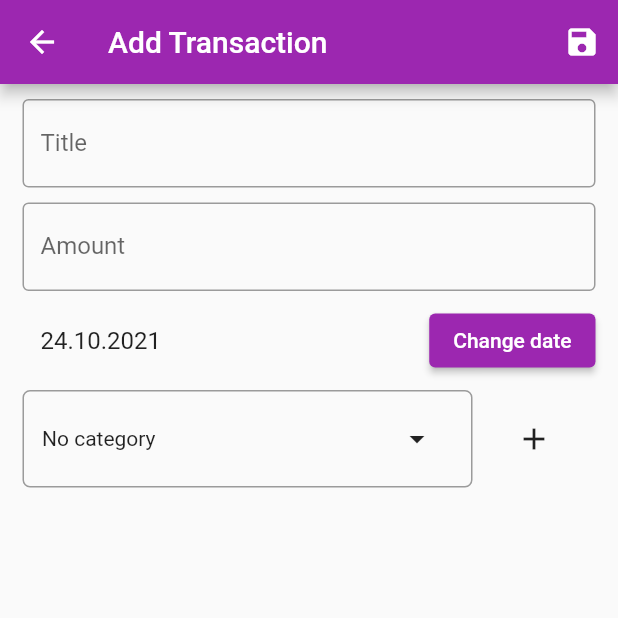
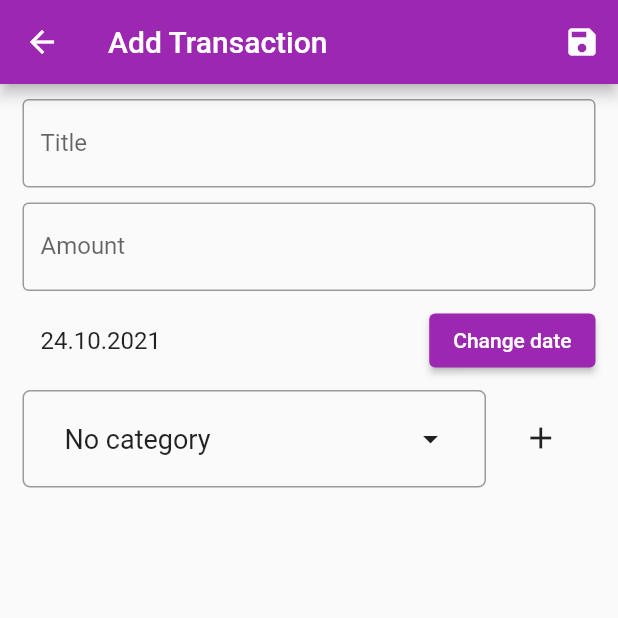
Before and after one commit to kardenvan7/MyExpensesPlanner, a Flutter app: the EditTransactionScreen screen opened by its route, on a phone screen of 412 x 824 dp, the top half of it. Run offline on Flutter 3.47's test engine with Material 2 defaults, Android fonts, the phone set to English and light mode, and no system bars; our stand-ins replace easy_localization, flutter_bloc, flutter_colorpicker, flutter_slidable, grouped_list, sqflite; accounts and stored records are empty.

Commit message:
Постепенно внедряю изменение категорий

```diff
--- a/lib/main.dart
+++ b/lib/main.dart
@@ -2,7 +2,6 @@ import 'package:easy_localization/easy_localization.dart';
 import 'package:flutter/material.dart';
 import 'package:flutter/services.dart';
 import 'package:flutter_bloc/flutter_bloc.dart';
-import 'package:my_expenses_planner/cubit/categories_cubit.dart';
 import 'package:my_expenses_planner/cubit/transactions_cubit.dart';
 import 'package:my_expenses_planner/languages/config.dart';
 import 'package:my_expenses_planner/local_db/sqflite_local_db.dart';
@@ -82,13 +81,11 @@ Route _onGenerateRoute(RouteSettings settings) {
       );
 
     case EditCategoryScreen.routeName:
-      final CategoriesCubit cubit = (settings.arguments as Map)['cubit'];
       final TransactionCategory? category =
-          (settings.arguments as Map)['category'];
+          settings.arguments as TransactionCategory?;
 
       return MaterialPageRoute(
         builder: (BuildContext context) => EditCategoryScreen(
-          cubit: cubit,
           category: category,
         ),
       );
--- a/lib/providers/categories/categories_provider.dart
+++ b/lib/providers/categories/categories_provider.dart
@@ -3,4 +3,5 @@ import 'package:my_expenses_planner/models/transaction_category.dart';
 abstract class ICategoriesProvider {
   Future<List<TransactionCategory>> getCategories();
   Future<void> save(TransactionCategory category);
+  Future<void> update(String uuid, TransactionCategory newCategory);
 }
--- a/lib/routes/edit_transaction/components/categories_dropdown_field.dart
+++ b/lib/routes/edit_transaction/components/categories_dropdown_field.dart
@@ -1,4 +1,4 @@
-import 'package:flutter/cupertino.dart';
+import 'package:collection/collection.dart';
 import 'package:flutter/material.dart';
 import 'package:flutter/scheduler.dart';
 import 'package:flutter_bloc/flutter_bloc.dart';
@@ -38,15 +38,29 @@ class CategoriesDropdownField extends StatelessWidget {
             return Container();
           }
 
+          final TransactionCategory? pickedCategory =
+              state.categories!.firstWhereOrNull(
+            (element) => element.uuid == initialCategory?.uuid,
+          );
+
+          print('Picked color: ${pickedCategory?.color}');
+
           return Row(
-            crossAxisAlignment: CrossAxisAlignment.center,
+            crossAxisAlignment: CrossAxisAlignment.start,
             children: [
               CustomDropdown<TransactionCategory?>(
-                items: _buildItems(context: context),
-                initialValue: initialCategory,
+                items: [
+                  ..._buildItems(
+                    context: context,
+                    categories: state.categories,
+                  )
+                ],
+                initialValue: pickedCategory,
                 onValueChanged: _onChanged,
               ),
               Expanded(
+                child: Container(
+                  padding: EdgeInsets.only(top: 8),
                   child: Row(
                     mainAxisAlignment: MainAxisAlignment.center,
                     children: [
@@ -57,6 +71,7 @@ class CategoriesDropdownField extends StatelessWidget {
                         icon: Icon(Icons.add),
                       ),
                     ],
+                  ),
                 ),
               ),
             ],
@@ -74,22 +89,38 @@ class CategoriesDropdownField extends StatelessWidget {
 
     itemsList.add(
       const CustomDropdownItem<TransactionCategory?>(
-        title: Text('No category'),
+        title: Text(
+          'No category',
+          style: TextStyle(fontSize: 18),
+        ), // TODO: localization
         value: null,
       ),
     );
 
     if (categories != null) {
       for (final TransactionCategory category in categories) {
+        print('Item color: ${category.color}');
         itemsList.add(
           CustomDropdownItem<TransactionCategory?>(
-            title: Text(category.name),
-            leading: Container(
+            title: Align(
+              alignment: Alignment.centerLeft,
+              child: Text(
+                category.name,
+                style: TextStyle(
+                  fontSize: 18,
+                ),
+              ),
+            ),
+            leading: Align(
+              alignment: Alignment.centerLeft,
+              widthFactor: 1,
+              child: Container(
                 height: 10,
                 width: 10,
                 decoration: BoxDecoration(
                   shape: BoxShape.circle,
                   color: category.color,
+                ),
               ),
             ),
             trailing: Row(
@@ -99,13 +130,13 @@ class CategoriesDropdownField extends StatelessWidget {
                   onPressed: () {
                     _onCategoryEdit(context, category);
                   },
-                  icon: Icon(Icons.edit),
+                  icon: const Icon(Icons.edit),
                 ),
                 IconButton(
                   onPressed: () {
                     _onCategoryDelete(context, category.uuid);
                   },
-                  icon: Icon(Icons.delete),
+                  icon: const Icon(Icons.delete),
                 ),
               ],
             ),
@@ -119,19 +150,33 @@ class CategoriesDropdownField extends StatelessWidget {
   }
 
   void _onCategoryEdit(BuildContext context, TransactionCategory category) {
-    Navigator.pushNamed(context, EditCategoryScreen.routeName, arguments: {
-      'cubit': BlocProvider.of<CategoriesCubit>(context),
-      'category': category
-    });
+    Navigator.push(
+      context,
+      MaterialPageRoute(
+        builder: (editTransactionContext) {
+          return BlocProvider.value(
+            value: BlocProvider.of<CategoriesCubit>(context),
+            child: EditCategoryScreen(category: category),
+          );
+        },
+      ),
+    );
   }
 
   void _onCategoryDelete(BuildContext context, String categoryUuid) {}
 
   void _onCategoryCreate(BuildContext context) {
-    Navigator.pushNamed(context, EditCategoryScreen.routeName, arguments: {
-      'cubit': BlocProvider.of<CategoriesCubit>(context),
-      'category': null
-    });
+    Navigator.push(
+      context,
+      MaterialPageRoute(
+        builder: (editTransactionContext) {
+          return BlocProvider.value(
+            value: BlocProvider.of<CategoriesCubit>(context),
+            child: const EditCategoryScreen(),
+          );
+        },
+      ),
+    );
   }
 
   void _onChanged(TransactionCategory? value) {
--- a/lib/routes/edit_transaction/edit_transaction_screen.dart
+++ b/lib/routes/edit_transaction/edit_transaction_screen.dart
@@ -67,7 +67,7 @@ class _EditTransactionScreenState extends State<EditTransactionScreen> {
               ),
               CategoriesDropdownField(
                 onCategoryPick: _onCategoryPick,
-                initialCategory: widget.transaction?.category,
+                initialCategory: _pickedCategory,
               ),
             ],
           ),
@@ -77,7 +77,9 @@ class _EditTransactionScreenState extends State<EditTransactionScreen> {
   }
 
   void _onCategoryPick(TransactionCategory? category) {
-    _pickedCategory = category;
+    setState(() {
+      _pickedCategory = category;
+    });
   }
 
   void _onSubmit() {
--- a/lib/widgets/custom_dropdown.dart
+++ b/lib/widgets/custom_dropdown.dart
@@ -4,11 +4,11 @@ class CustomDropdown<T> extends StatefulWidget {
   const CustomDropdown({
     required this.items,
     required this.onValueChanged,
-    this.initialValue,
+    required this.initialValue,
     Key? key,
   }) : super(key: key);
 
-  final T? initialValue;
+  final T initialValue;
   final void Function(T value) onValueChanged;
   final List<CustomDropdownItem<T>> items;
 
@@ -16,20 +16,21 @@ class CustomDropdown<T> extends StatefulWidget {
   _CustomDropdownState createState() => _CustomDropdownState<T>();
 }
 
-class _CustomDropdownState<T> extends State<CustomDropdown> {
+class _CustomDropdownState<T> extends State<CustomDropdown<T>> {
   bool _isOpened = false;
-  late final List<CustomDropdownItem<T>> _itemsList =
-      widget.items as List<CustomDropdownItem<T>>;
 
-  late CustomDropdownItem<T> _pickedItem = _getItemByValue(widget.initialValue);
-  T get _pickedValue => _pickedItem.value;
+  late final void Function(T value) _onValueChanged = widget.onValueChanged;
+  late T _pickedValue = widget.initialValue;
 
   @override
   Widget build(BuildContext context) {
+    final CustomDropdownItem<T> _pickedItem =
+        _getItemByValue(widget.initialValue);
+
     return Column(
       children: [
         Container(
-          width: 300,
+          width: MediaQuery.of(context).size.width * 0.75,
           height: 65,
           padding: const EdgeInsets.symmetric(
             horizontal: 12,
@@ -42,7 +43,7 @@ class _CustomDropdownState<T> extends State<CustomDropdown> {
             ),
             borderRadius: !_isOpened
                 ? BorderRadius.circular(5)
-                : BorderRadius.only(
+                : const BorderRadius.only(
                     topLeft: Radius.circular(5),
                     topRight: Radius.circular(5),
                   ),
@@ -50,6 +51,10 @@ class _CustomDropdownState<T> extends State<CustomDropdown> {
           child: Row(
             mainAxisAlignment: MainAxisAlignment.spaceBetween,
             children: [
+              if (_pickedItem.leading != null) _pickedItem.leading!,
+              const SizedBox(
+                width: 15,
+              ),
               _pickedItem.title,
               Expanded(
                 child: Container(
@@ -73,8 +78,9 @@ class _CustomDropdownState<T> extends State<CustomDropdown> {
         ),
         if (_isOpened)
           Container(
-            width: 300,
-            decoration: BoxDecoration(
+            constraints: const BoxConstraints(maxHeight: 200),
+            width: MediaQuery.of(context).size.width * 0.75,
+            decoration: const BoxDecoration(
               border: Border(
                 bottom: BorderSide(
                   color: Colors.black38,
@@ -94,15 +100,15 @@ class _CustomDropdownState<T> extends State<CustomDropdown> {
                   child: widget.items[index],
                   onTap: () {
                     setState(() {
-                      _pickedItem = _itemsList[index];
+                      _pickedValue = widget.items[index].value;
                       _isOpened = false;
-                      widget.onValueChanged(_pickedValue);
+                      _onValueChanged(_pickedValue);
                     });
                   },
                 );
               },
               separatorBuilder: (BuildContext context, int index) {
-                return Divider(
+                return const Divider(
                   height: 0,
                 );
               },
@@ -114,7 +120,7 @@ class _CustomDropdownState<T> extends State<CustomDropdown> {
   }
 
   CustomDropdownItem<T> _getItemByValue(T value) {
-    return _itemsList.firstWhere((element) => element.value == value);
+    return widget.items.firstWhere((element) => element.value == value);
   }
 }
 
```
Also changed, not shown: lib/cubit/categories_cubit.dart (+36 -0 lines), lib/providers/categories/sqflite_categories_provider.dart (+17 -1 lines), lib/routes/edit_category/edit_category_screen.dart (+16 -10 lines). Lines whose indentation alone changed are shown as unchanged.
